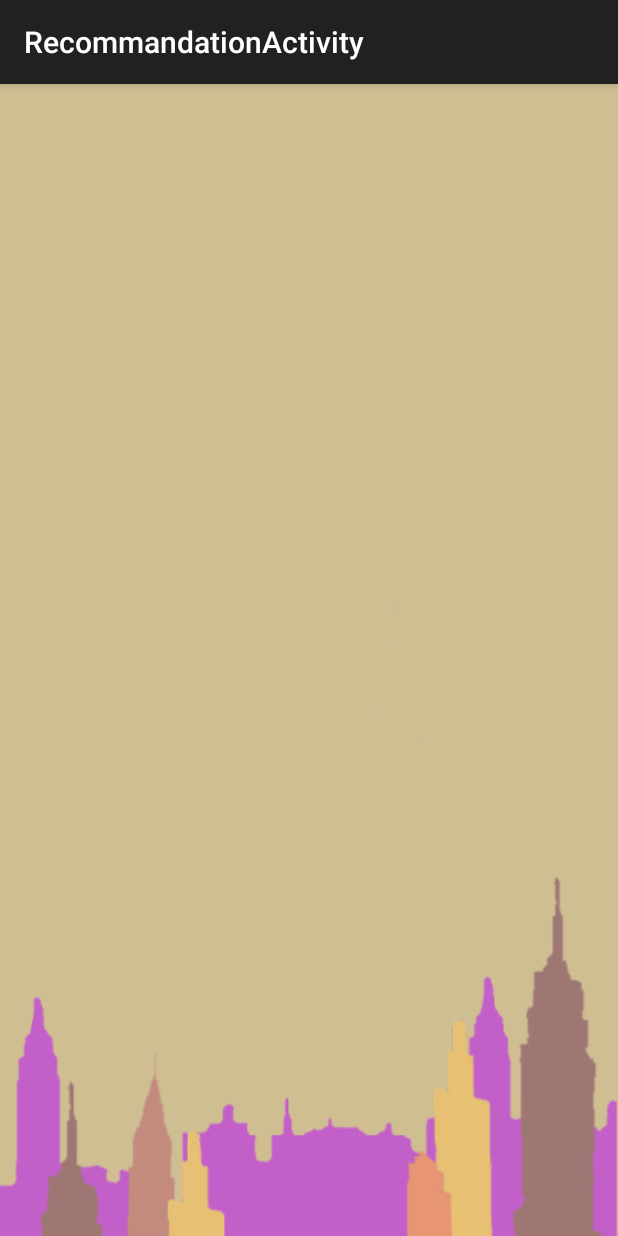
After one commit to mathieupassenaud/robocorp2-CarPark, an Android app: the RecommandationActivity screen opened directly, with no data from a screen before it, on a phone screen of 412 x 824 dp. The commit adds this screen. Run offline under Robolectric (Android 15) with nearby library versions, the phone set to English and light mode, and no system bars; 2 statements that could not run were skipped.

Commit message:
Refonte design IHM

```diff
--- /dev/null
+++ b/android/EasyPark/app/src/main/java/com/easypark/easypark/RecommandationActivity.java
@@ -0,0 +1,59 @@
+package com.easypark.easypark;
+
+import android.support.v7.app.ActionBarActivity;
+import android.os.Bundle;
+
+
+import com.google.android.gms.common.ConnectionResult;
+import com.google.android.gms.common.api.GoogleApiClient;
+import com.google.android.gms.location.places.Places;
+
+
+public class RecommandationActivity extends ActionBarActivity implements GoogleApiClient.ConnectionCallbacks, GoogleApiClient.OnConnectionFailedListener {
+
+    private GoogleApiClient mGoogleApiClient;
+
+    @Override
+    protected void onCreate(Bundle savedInstanceState) {
+        super.onCreate(savedInstanceState);
+        setContentView(R.layout.activity_recommandation);
+
+        mGoogleApiClient = new GoogleApiClient
+                .Builder(this)
+                .addApi(Places.GEO_DATA_API)
+                .addApi(Places.PLACE_DETECTION_API)
+                .addConnectionCallbacks(this)
+                .addOnConnectionFailedListener(this)
+                .build();
+    }
+
+
+    @Override
+    protected void onStart() {
+        super.onStart();
+        mGoogleApiClient.connect();
+    }
+
+    @Override
+    protected void onStop() {
+        mGoogleApiClient.disconnect();
+        super.onStop();
+    }
+
+
+
+    @Override
+    public void onConnected(Bundle bundle) {
+
+    }
+
+    @Override
+    public void onConnectionSuspended(int i) {
+
+    }
+
+    @Override
+    public void onConnectionFailed(ConnectionResult connectionResult) {
+
+    }
+}
--- a/android/EasyPark/app/src/main/res/layout/activity_autour_de_moi.xml
+++ b/android/EasyPark/app/src/main/res/layout/activity_autour_de_moi.xml
@@ -16,7 +16,10 @@
         android:id="@+id/texExplain"
 
         android:layout_weight="0.11"
-        android:layout_alignParentTop="true" />
+        android:layout_alignParentTop="true"
+        android:textSize="20dp"
+        android:textIsSelectable="false"
+        android:paddingBottom="10dp" />
 
     <FrameLayout
         android:layout_width="match_parent"
--- /dev/null
+++ b/android/EasyPark/app/src/main/res/layout/activity_recommandation.xml
@@ -0,0 +1,10 @@
+<RelativeLayout xmlns:android="http://schemas.android.com/apk/res/android"
+    xmlns:tools="http://schemas.android.com/tools" android:layout_width="match_parent"
+    android:layout_height="match_parent" android:paddingLeft="@dimen/activity_horizontal_margin"
+    android:paddingRight="@dimen/activity_horizontal_margin"
+    android:paddingTop="@dimen/activity_vertical_margin"
+    android:paddingBottom="@dimen/activity_vertical_margin"
+    tools:context="com.easypark.easypark.RecommandationActivity"
+    android:background="@mipmap/fond">
+
+</RelativeLayout>
--- a/android/EasyPark/app/src/main/res/values/strings.xml
+++ b/android/EasyPark/app/src/main/res/values/strings.xml
@@ -21,4 +21,5 @@
     <string name="navigation_drawer_close">Close navigation drawer</string>
 
     <string name="action_example">Example action</string>
+    <string name="title_activity_recommandation">RecommandationActivity</string>
 </resources>
```
Also changed, not shown: android/EasyPark/app/src/main/AndroidManifest.xml (+5 -9 lines), android/EasyPark/app/src/main/res/menu/menu_recommandation.xml (added, +7 -0 lines).
